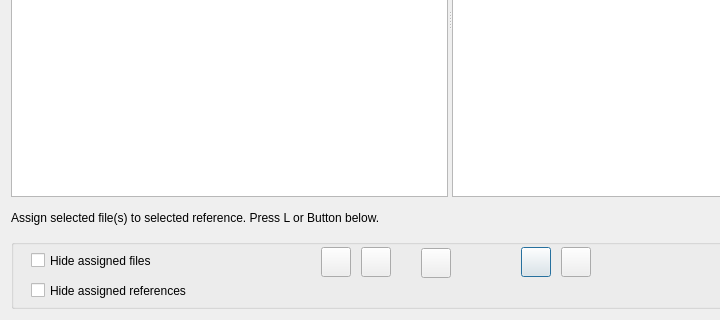
Old version of the form GUI_UIs/ui_reference_manager.ui in the repository ccbogel/QualCoder; both pictures show x 0 to 720 and y 171 to 491 of the 899 by 491 pixel window.
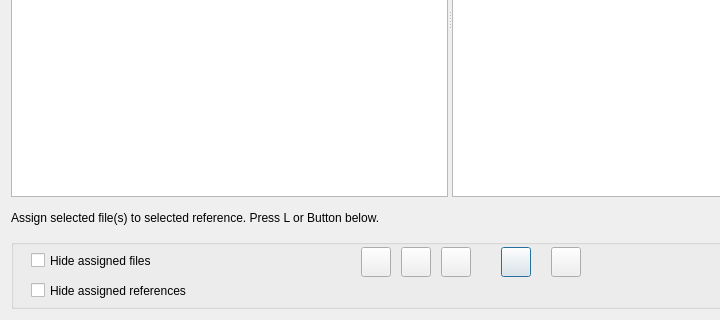
New version of the form.

```diff
--- a/GUI_UIs/ui_reference_manager.ui
+++ b/GUI_UIs/ui_reference_manager.ui
@@ -64,7 +64,7 @@
        <rect>
         <x>20</x>
         <y>10</y>
-        <width>271</width>
+        <width>301</width>
         <height>23</height>
        </rect>
       </property>
@@ -77,7 +77,7 @@
        <rect>
         <x>20</x>
         <y>40</y>
-        <width>331</width>
+        <width>301</width>
         <height>23</height>
        </rect>
       </property>
@@ -88,7 +88,7 @@
      <widget class="QPushButton" name="pushButton_delete_ref">
       <property name="geometry">
        <rect>
-        <x>510</x>
+        <x>490</x>
         <y>8</y>
         <width>30</width>
         <height>30</height>
@@ -104,7 +104,7 @@
      <widget class="QPushButton" name="pushButton_link">
       <property name="geometry">
        <rect>
-        <x>310</x>
+        <x>350</x>
         <y>8</y>
         <width>30</width>
         <height>30</height>
@@ -120,7 +120,7 @@
      <widget class="QPushButton" name="pushButton_unlink_files">
       <property name="geometry">
        <rect>
-        <x>350</x>
+        <x>390</x>
         <y>8</y>
         <width>30</width>
         <height>30</height>
@@ -136,7 +136,7 @@
      <widget class="QPushButton" name="pushButton_delete_unused_refs">
       <property name="geometry">
        <rect>
-        <x>550</x>
+        <x>540</x>
         <y>8</y>
         <width>30</width>
         <height>30</height>
@@ -152,8 +152,8 @@
      <widget class="QPushButton" name="pushButton_edit_ref">
       <property name="geometry">
        <rect>
-        <x>410</x>
-        <y>9</y>
+        <x>430</x>
+        <y>8</y>
         <width>30</width>
         <height>30</height>
        </rect>
```
